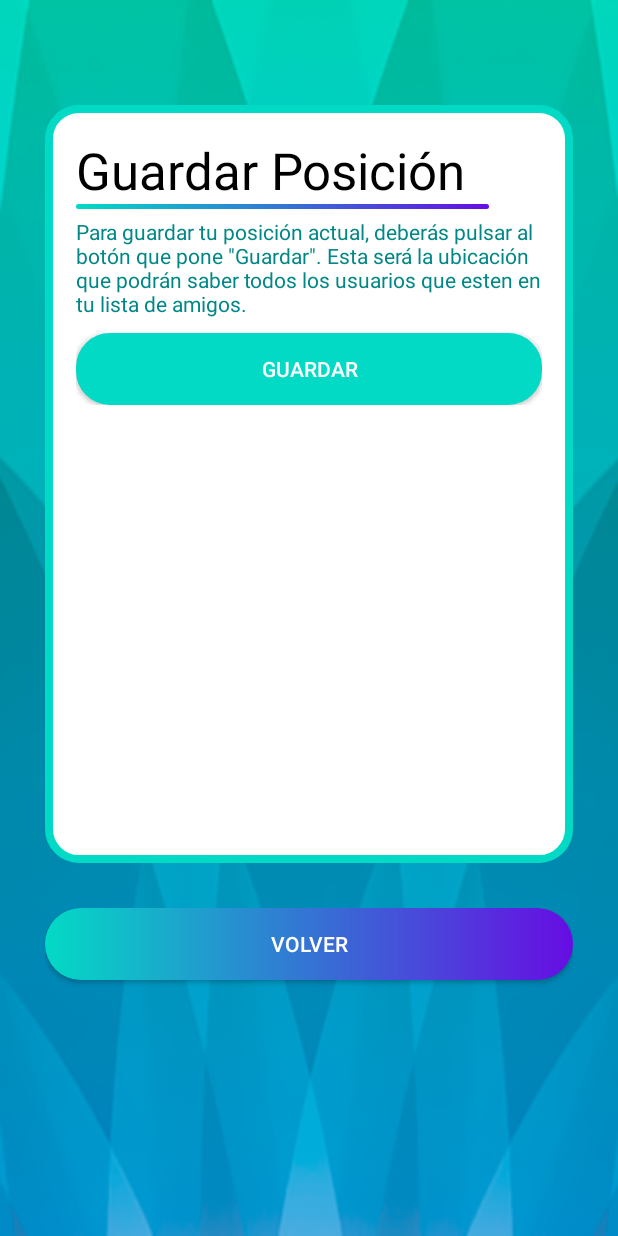
After one commit to TomasSantamarie/buscador_amigos_android, an Android app: the Ubicacion screen opened directly, with no data from a screen before it, on a phone screen of 412 x 824 dp. The commit adds this screen. Run offline under Robolectric (Android 15) with nearby library versions, the phone set to English and light mode, and no system bars; our stand-ins replace Firebase (no records; nobody signed in at launch, a user with empty details on screens opened directly).

Commit message:
Commit ( 21:00 ------> 13/04/2023)
Creado la activity ubicacion, dado funcionalidad.

     -Falta poner el listado de amigos y que al clicar en uno te meta en otra activity y esta te enseñe la ruta para llegar a él

Idea para la activity Amigos, en vez de que tenga que escribir el usuario el nombre del amigo que quiera eliminar, poner al principio un listado con todos ellos y que al clicar en uno ya te de varias opciones "eliminar" o "Cambiar nombre"

```diff
--- a/app/build.gradle
+++ b/app/build.gradle
@@ -37,6 +37,7 @@ android {
 
 
 
+
 }
 
 dependencies {
@@ -49,6 +50,7 @@ dependencies {
     implementation 'com.google.android.material:material:1.8.0'
     implementation 'androidx.constraintlayout:constraintlayout:2.1.4'
     implementation 'com.google.firebase:firebase-auth-ktx:21.1.0'
+    implementation 'com.google.android.gms:play-services-location:19.0.1'
     testImplementation 'junit:junit:4.13.2'
     androidTestImplementation 'androidx.test.ext:junit:1.1.5'
     androidTestImplementation 'androidx.test.espresso:espresso-core:3.5.1'
--- a/app/src/main/java/com/example/buscador_amigos_android/Cuenta.kt
+++ b/app/src/main/java/com/example/buscador_amigos_android/Cuenta.kt
@@ -26,10 +26,11 @@ class Cuenta : AppCompatActivity() {
         val email = bundle?.getString("email")
         val ubicacion =bundle?.getString("ubicacion")
 
-        if (nombre != null || codigo != null || email !=null){
+        if (nombre != null || codigo != null || email !=null || ubicacion != null){
             binding.nombre.setText(nombre)
             binding.correo.setText(email)
             binding.codigo.setText(codigo)
+            binding.ubicacion.setText(ubicacion)
         }
 
         if (ubicacion != null)
--- /dev/null
+++ b/app/src/main/java/com/example/buscador_amigos_android/Ubicacion.kt
@@ -0,0 +1,104 @@
+package com.example.buscador_amigos_android
+
+
+import android.Manifest.permission.ACCESS_FINE_LOCATION
+import android.content.Intent
+import android.content.pm.PackageManager
+import android.location.Geocoder
+import androidx.appcompat.app.AppCompatActivity
+import android.os.Bundle
+import android.util.Log
+import android.widget.Toast
+import androidx.core.app.ActivityCompat
+import com.example.buscador_amigos_android.databinding.ActivityUbicacionBinding
+import com.google.android.gms.location.FusedLocationProviderClient
+import com.google.android.gms.location.LocationRequest
+import com.google.android.gms.location.LocationServices
+import com.google.android.gms.tasks.CancellationToken
+import com.google.android.gms.tasks.CancellationTokenSource
+import com.google.android.gms.tasks.OnTokenCanceledListener
+import com.google.firebase.firestore.FirebaseFirestore
+import java.util.*
+
+class Ubicacion : AppCompatActivity() {
+    private lateinit var binding: ActivityUbicacionBinding
+    private lateinit var localizacionUsuario: FusedLocationProviderClient
+    private val db = FirebaseFirestore.getInstance()
+    override fun onCreate(savedInstanceState: Bundle?) {
+        super.onCreate(savedInstanceState)
+        binding = ActivityUbicacionBinding.inflate(layoutInflater)
+        val view = binding.root
+        setContentView(view)
+
+        val bundle = intent.extras
+        val email = bundle?.getString("email")
+        localizacionUsuario = LocationServices.getFusedLocationProviderClient(this)
+        binding.volver.setOnClickListener {
+            val intent = Intent(this, Aplicacion::class.java).apply {
+                putExtra("email", email)
+            }
+            startActivity(intent)
+        }
+
+        binding.guardar.setOnClickListener {
+            if (ActivityCompat.checkSelfPermission(
+                    this,
+                    ACCESS_FINE_LOCATION
+                ) != PackageManager.PERMISSION_GRANTED
+            ) {
+                ActivityCompat.requestPermissions(this, arrayOf(ACCESS_FINE_LOCATION), 1)
+            } else {
+                localizacionUsuario.getCurrentLocation(LocationRequest.PRIORITY_HIGH_ACCURACY, object : CancellationToken() {
+                    override fun onCanceledRequested(p0: OnTokenCanceledListener) = CancellationTokenSource().token
+                    override fun isCancellationRequested() = false
+                })
+                    .addOnSuccessListener(this) { location ->
+
+                        if (location != null) {
+
+                            // Obtiene la ciudad a partir de la ubicación actual
+                            val geocoder = Geocoder(this, Locale.getDefault())
+
+                            val addresses =
+                                geocoder.getFromLocation(location.latitude, location.longitude, 1)
+
+                            val city = addresses?.get(0)?.locality
+
+                            if (city != null) {
+                                Log.v("Ciudad",city)
+                            } else {
+                                Log.v("Ciudad","No esta")
+                            }
+                            db.collection("Usuarios").document(email.toString())
+                                .get()
+                                .addOnSuccessListener {
+                                    if (it != null) {
+                                        val usuario = it.toObject(Usuario::class.java)
+
+                                        if (usuario != null) {
+                                            if (city != null) {
+                                                usuario.setUbicacion(city)
+                                                if (email != null) {
+                                                    db.collection("Usuarios").document(email).set(usuario)
+                                                    val text = "Ubicación guardada!"
+                                                    val duration = Toast.LENGTH_SHORT
+                                                    val toast = Toast.makeText(applicationContext, text, duration)
+                                                    toast.show()
+                                                }
+
+                                            }
+                                        }
+                                    }
+                                }
+                        }
+                    }.addOnFailureListener {
+                        Log.d(".EXE", it.message!!)
+                    }.addOnCanceledListener {
+                        Log.d("Loc", "Cancelado")
+                    }
+            }
+        }
+
+
+    }
+}
--- a/app/src/main/res/layout/activity_amigos.xml
+++ b/app/src/main/res/layout/activity_amigos.xml
@@ -92,7 +92,7 @@
                     android:id="@+id/texto"
                     android:layout_width="match_parent"
                     android:layout_height="wrap_content"
-                    android:text="La persona que añadas como amigo, podrá saber la ubicación que tengas guardada."
+                    android:text="Al agregar a un usuario a tu lista de amigos éste tendrá acceso a la información de tu ubicación que hayas guardado."
                     android:textColor="@color/teal_700" />
 
             </LinearLayout>
--- a/app/src/main/res/layout/activity_aplicacion.xml
+++ b/app/src/main/res/layout/activity_aplicacion.xml
@@ -67,7 +67,7 @@
                     android:textColor="@color/white" />
 
                 <Button
-                    android:id="@+id/login5"
+                    android:id="@+id/ubicacion"
                     android:layout_width="match_parent"
                     android:layout_height="wrap_content"
                     android:background="@drawable/botones"
--- a/app/src/main/res/layout/activity_cuenta.xml
+++ b/app/src/main/res/layout/activity_cuenta.xml
@@ -114,7 +114,7 @@
                         android:layout_width="match_parent"
                         android:layout_height="wrap_content"
                         android:layout_marginTop="5dp"
-                        android:text="Necesitaran el correo asociado a esta cuenta y el código para poder añadirte en su lista de amigos."
+                        android:text="Para agregar a un usuario a tu lista de amigos, es necesario que dispongan del correo electrónico asociado a su cuenta, así como del código correspondiente."
                         android:textColor="@color/teal_700" />
                 </LinearLayout>
 
--- /dev/null
+++ b/app/src/main/res/layout/activity_ubicacion.xml
@@ -0,0 +1,90 @@
+<?xml version="1.0" encoding="utf-8"?>
+<androidx.constraintlayout.widget.ConstraintLayout xmlns:android="http://schemas.android.com/apk/res/android"
+    xmlns:app="http://schemas.android.com/apk/res-auto"
+    xmlns:tools="http://schemas.android.com/tools"
+    android:layout_width="match_parent"
+    android:layout_height="match_parent"
+    android:background="@drawable/fondo"
+    tools:context=".Ubicacion">
+
+    <LinearLayout
+        android:layout_width="match_parent"
+        android:layout_height="match_parent"
+        android:orientation="vertical">
+
+        <LinearLayout
+            android:layout_width="match_parent"
+            android:layout_height="505dp"
+            android:layout_marginStart="30dp"
+            android:layout_marginTop="70dp"
+            android:layout_marginEnd="30dp"
+            android:layout_marginBottom="30dp"
+            android:background="@drawable/borde_edittext_bien"
+            android:orientation="vertical">
+
+            <LinearLayout
+                android:layout_width="match_parent"
+                android:layout_height="wrap_content"
+                android:layout_margin="20dp"
+                android:orientation="vertical">
+
+                <TextView
+                    android:id="@+id/textView11"
+                    android:layout_width="match_parent"
+                    android:layout_height="wrap_content"
+                    android:text="Guardar Posición"
+                    android:textColor="@color/black"
+                    android:textSize="34sp" />
+
+                <TextView
+                    android:id="@+id/textView14"
+                    android:layout_width="275dp"
+                    android:layout_height="3dp"
+                    android:background="@drawable/botones"
+                    android:text="." />
+
+                <TextView
+                    android:id="@+id/textView17"
+                    android:layout_width="match_parent"
+                    android:layout_height="wrap_content"
+                    android:layout_marginTop="5dp"
+                    android:layout_marginBottom="10dp"
+                    android:text="Para guardar tu posición actual, deberás pulsar al botón que pone &quot;Guardar&quot;. Esta será la ubicación que podrán saber todos los usuarios que esten en tu lista de amigos."
+                    android:textColor="@color/teal_700" />
+
+                <Button
+                    android:id="@+id/guardar"
+                    android:layout_width="match_parent"
+                    android:layout_height="wrap_content"
+                    android:background="@drawable/borde_edittext_bien"
+                    android:backgroundTint="@color/teal_200"
+                    android:text="Guardar"
+                    android:textColor="@color/white" />
+
+                <androidx.recyclerview.widget.RecyclerView
+                    android:layout_width="match_parent"
+                    android:layout_height="match_parent" />
+            </LinearLayout>
+
+        </LinearLayout>
+
+        <LinearLayout
+            android:layout_width="match_parent"
+            android:layout_height="wrap_content"
+            android:layout_marginStart="30dp"
+            android:layout_marginEnd="30dp"
+            android:orientation="horizontal">
+
+            <Button
+                android:id="@+id/volver"
+                android:layout_width="wrap_content"
+                android:layout_height="wrap_content"
+                android:layout_marginBottom="30dp"
+                android:layout_weight="1"
+                android:background="@drawable/botones"
+                android:backgroundTint="@null"
+                android:text="Volver"
+                android:textColor="@color/white" />
+        </LinearLayout>
+    </LinearLayout>
+</androidx.constraintlayout.widget.ConstraintLayout>
```
Also changed, not shown: app/src/main/AndroidManifest.xml (+18 -7 lines), app/src/main/java/com/example/buscador_amigos_android/Aplicacion.kt (+9 -1 lines).
